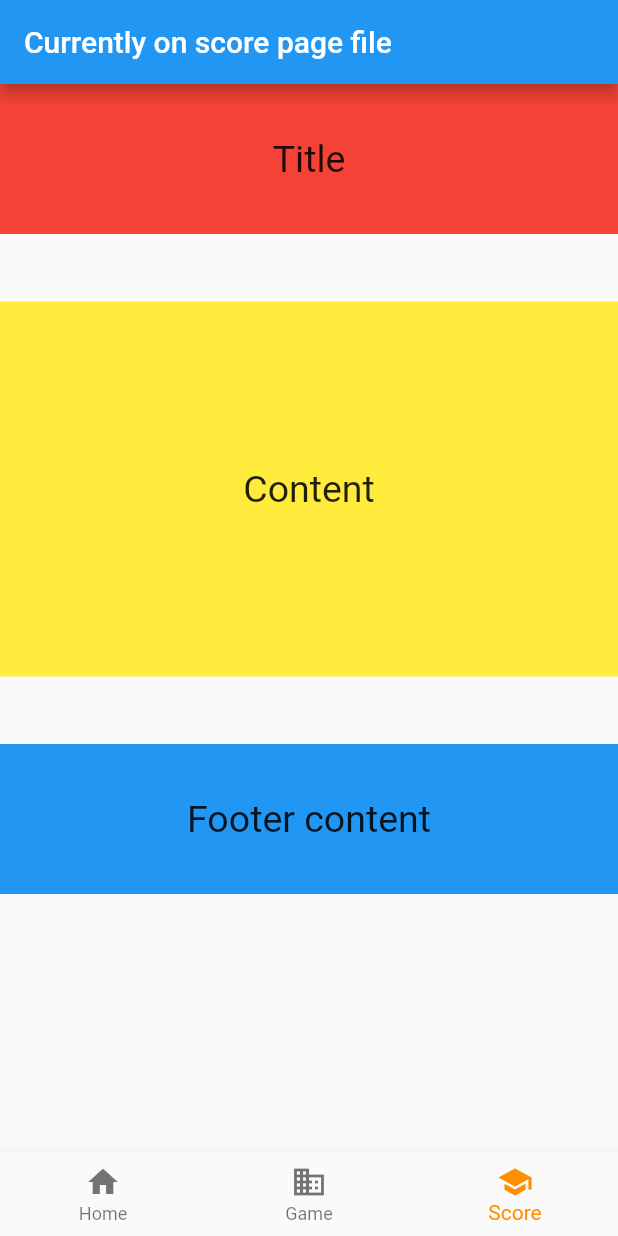
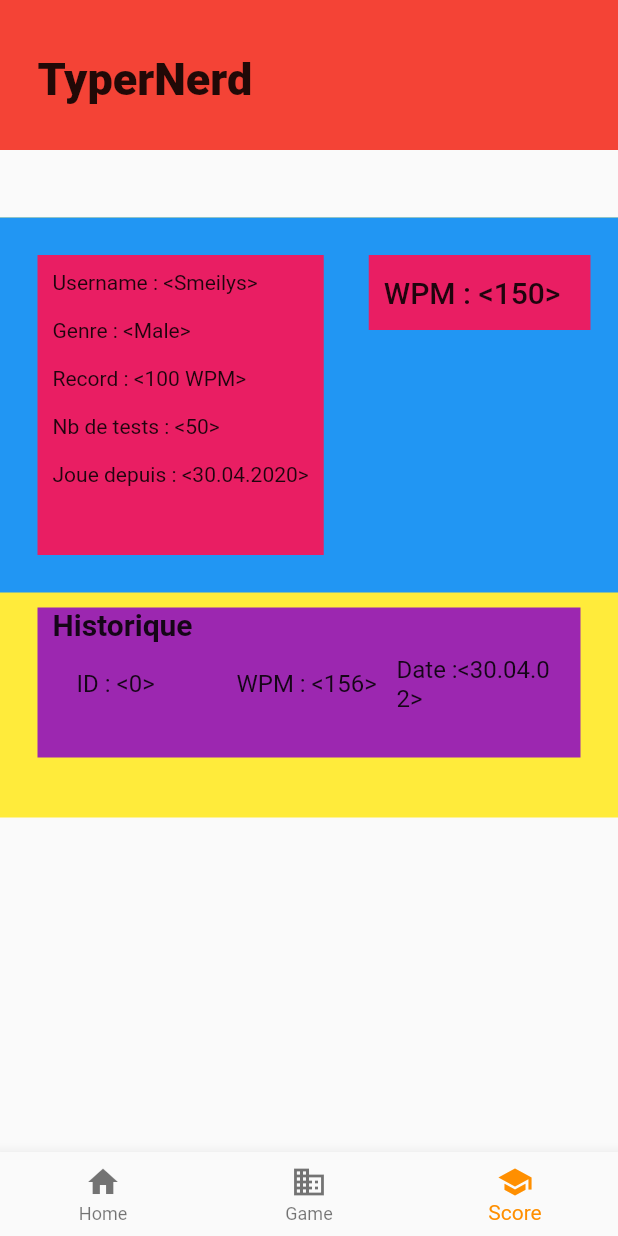
Before and after one commit to GruberAdam/TyperNerd-Flutter_app, a Flutter app: the screen it shows after launch, item 3 of the bottom bar chosen, on a phone screen of 412 x 824 dp. Run offline on Flutter 3.47's test engine with Material 2 defaults, Android fonts, the phone set to English and light mode, and no system bars.

Commit message:
updating the score prototype

```diff
--- a/lib/view/score_view.dart
+++ b/lib/view/score_view.dart
@@ -7,43 +7,94 @@ class ScorePage extends StatelessWidget {
   @override
   Widget build(BuildContext context) {
     return Scaffold(
-      appBar: AppBar(
-        title: Text("Currently on score page file"),
-      ),
       body: Container(
         child: Column(
           children: [
             Container(
               child: Text(
-                "Title",
-                style: TextStyle(fontSize: 25),
+                "TyperNerd",
+                style: TextStyle(fontSize: 30, fontWeight: FontWeight.w800),
+                strutStyle: StrutStyle(fontSize: 40),
               ),
-              alignment: Alignment.center,
+              alignment: Alignment.centerLeft,
               width: MediaQuery.of(context).size.width,
+              padding: EdgeInsets.only(left: 25),
               height: 100,
               color: Colors.red,
             ),
             Container(
-              child: Text(
-                "Content",
-                style: TextStyle(fontSize: 25),
+              child: Column(
+                children: [
+                  Container(
+                    child: Row(
+                      children: [
+                        Container(
+                          child: Column(
+                            crossAxisAlignment: CrossAxisAlignment.start,
+                            children: [
+                              Text("Username : <Smeilys> \n"),
+                              Text("Genre : <Male> \n"),
+                              Text("Record : <100 WPM> \n"),
+                              Text("Nb de tests : <50> \n"),
+                              Text("Joue depuis : <30.04.2020>")
+                            ],
+                          ),
+                          color: Colors.pink,
+                          height: 200,
+                          margin: EdgeInsets.only(left: 25),
+                          padding:
+                              EdgeInsets.only(left: 10, top: 10, right: 10),
+                        ),
+                        Container(
+                          child: Text("WPM : <150>",
+                              style: TextStyle(
+                                  fontSize: 20, fontWeight: FontWeight.w500)),
+                          color: Colors.pink,
+                          height: 50,
+                          margin: EdgeInsets.only(bottom: 150, left: 30),
+                          padding: EdgeInsets.only(right: 20, left: 10),
+                          alignment: Alignment.centerLeft,
+                        ),
+                      ],
+                    ),
+                    color: Colors.blue,
+                    height: 250,
+                  ),
+                  Container(
+                    child: ListView.builder(
+                        itemCount: 2,
+                        itemBuilder: (BuildContext context, int index) {
+                          if (index == 0) {
+                            return Text(
+                              "Historique",
+                              style: TextStyle(
+                                  fontSize: 20, fontWeight: FontWeight.w700),
+                            );
+                          }
+                          return InkWell(
+                            child: ListTile(
+                                title: Row(
+                              children: <Widget>[
+                                Expanded(child: Text("ID : <0>")),
+                                Expanded(child: Text("WPM : <156>")),
+                                Expanded(child: Text("Date :<30.04.02>")),
+                              ],
+                            )),
+                          );
+                        }),
+                    color: Colors.purple,
+                    width: MediaQuery.of(context).size.width,
+                    height: 100,
+                    margin: EdgeInsets.only(right: 25, left: 25, top: 10),
+                    padding: EdgeInsets.only(left: 10),
+                  )
+                ],
               ),
               alignment: Alignment.center,
               width: MediaQuery.of(context).size.width,
-              height: 250,
+              height: 400,
               margin: EdgeInsets.only(top: 45),
               color: Colors.yellow,
-            ),
-            Container(
-              child: Text(
-                "Footer content",
-                style: TextStyle(fontSize: 25),
-              ),
-              alignment: Alignment.center,
-              width: MediaQuery.of(context).size.width,
-              height: 100,
-              margin: EdgeInsets.only(top: 45),
-              color: Colors.blue,
             )
           ],
         ),
```
